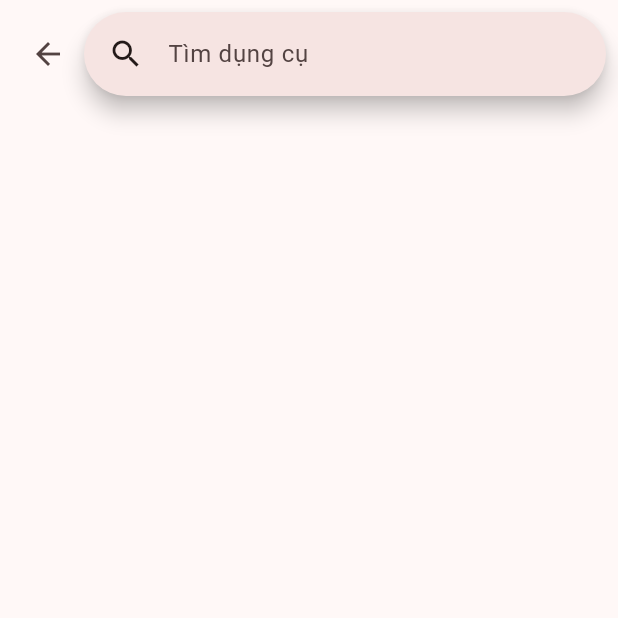
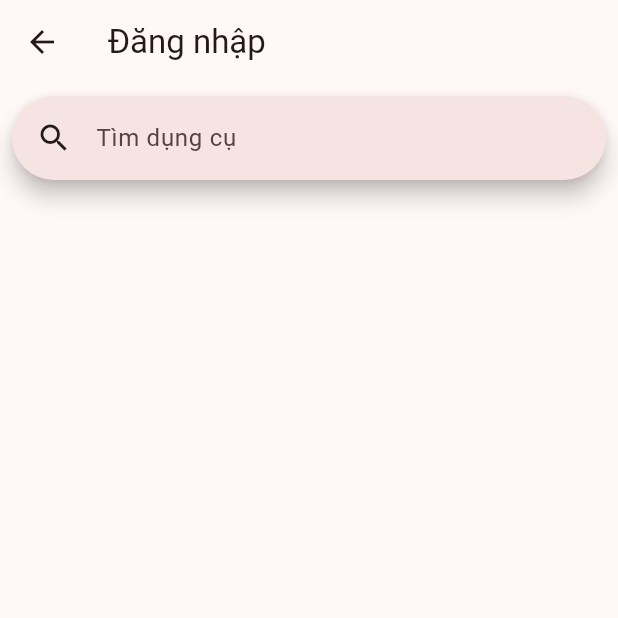
Before and after one commit to KhoaLuanTotNghiepHUITK11/FlutterAppDungCuLamBanh, a Flutter app: the NavBarWidget screen opened directly, after a tap on the "search" icon, on a phone screen of 412 x 824 dp, the top half of it. Run offline on Flutter 3.47's test engine with Material 3 defaults, Android fonts, the phone set to English and light mode, and no system bars; our stand-ins replace firebase_auth, firebase_core, fluttertoast, shared_preferences; accounts and stored records are empty; network calls fail.

Commit message:
Cập nhật giỏ hàng

```diff
--- a/lib/screens/cart_screen.dart
+++ b/lib/screens/cart_screen.dart
@@ -1,42 +1,52 @@
 import 'package:flutter/material.dart';
-import 'package:flutter/widgets.dart';
+import 'package:whiskflourish/services/cart_service.dart';
+import 'package:url_launcher/url_launcher.dart';
 
-class CartScreen extends StatelessWidget {
-  CartScreen({super.key});
+class CartScreen extends StatefulWidget {
+  const CartScreen({super.key});
 
+  @override
+  State<CartScreen> createState() => _CartScreenState();
+}
+
+class _CartScreenState extends State<CartScreen> {
   // This is just a sample data. Replace this with your actual cart data.
-  final List<Map<String, dynamic>> cartItems = [
-    {'name': 'Product 1', 'quantity': 2, 'price': 10.0},
-    {'name': 'Product 2', 'quantity': 1, 'price': 20.0},
-    {'name': 'Product 3', 'quantity': 3, 'price': 15.0},
-    {'name': 'Product 3', 'quantity': 3, 'price': 15.0},
-    {'name': 'Product 3', 'quantity': 3, 'price': 15.0},
-    {'name': 'Product 3', 'quantity': 3, 'price': 15.0},
-    {'name': 'Product 3', 'quantity': 3, 'price': 15.0},
-    {'name': 'Product 3', 'quantity': 3, 'price': 15.0},
-  ];
+  final CartService cartService = CartService();
+  late Future<List<CartItem>> futureCartItems;
+  late Future<double> futureTotal;
+
+  @override
+  void initState() {
+    super.initState();
+
+    futureCartItems = cartService.getCartItems();
+    futureTotal = cartService.getTotal();
+  }
 
   @override
   Widget build(BuildContext context) {
     return Scaffold(
-      appBar: AppBar(
-        title: const Text('Giỏ hàng'),
-        backgroundColor: const Color(0xfff8d9d6),
+      body: CustomScrollView(
+        slivers: <Widget>[
+          const SliverAppBar.large(
+            title: Text('Giỏ hàng'),
+            backgroundColor: Color(0xfff8d9d6),
           ),
-      body: Column(
-        children: [
-          Expanded(
-            child: ListView.builder(
-                itemCount: cartItems.length,
-                itemBuilder: (context, index) {
+          FutureBuilder<List<CartItem>>(
+            future: futureCartItems,
+            builder: (context, snapshot) {
+              return SliverList(
+                delegate: SliverChildBuilderDelegate(
+                  (BuildContext context, int index) {
+                    if (snapshot.hasData) {
+                      final cart = snapshot.data![index];
                       return Column(
                         children: [
                           ListTile(
-                        leading: const CircleAvatar(child: Text('A')),
-                        title: Text(cartItems[index]['name']),
-                        subtitle:
-                            Text('Quantity: ${cartItems[index]['quantity']}'),
-                        trailing: Text('\$${cartItems[index]['price']}'),
+                            leading: Image.network(cart.imageUrl),
+                            title: Text(cart.name),
+                            subtitle: Text('x${cart.quantity}'),
+                            trailing: Text('${cart.price.round()}₫'),
                             isThreeLine: true,
                           ),
                           const Divider(
@@ -44,26 +54,65 @@ class CartScreen extends StatelessWidget {
                           ),
                         ],
                       );
-                }),
+                    }
+                    return const Center(
+                      child: CircularProgressIndicator(),
+                    );
+                  },
+                  childCount: snapshot.hasData ? snapshot.data!.length : 0,
                 ),
-          Container(
-            padding: EdgeInsets.all(20),
-            child: Row(
+              );
+            },
+          ),
+          SliverFillRemaining(
+            child: BottomAppBar(
+              child: Container(
+                padding: const EdgeInsets.all(20),
+                constraints: const BoxConstraints(maxHeight: 10),
+                child: FutureBuilder<double>(
+                    future: futureTotal,
+                    builder: (context, snapshot) {
+                      if (snapshot.connectionState == ConnectionState.waiting) {
+                        return const CircularProgressIndicator();
+                      } else if (snapshot.hasError) {
+                        return Text('Error: ${snapshot.error}');
+                      } else {
+                        var total = snapshot.data;
+                        // Use total to build your UI
+                        return Row(
                           mainAxisAlignment: MainAxisAlignment.spaceBetween,
                           children: [
                             const Text(
-                  'Tổng tiền: ',
+                              'Tổng cộng:',
                               style: TextStyle(fontSize: 20),
                             ),
+                            Text(
+                              // ignore: unnecessary_brace_in_string_interps
+                              '${total?.round()}₫',
+                              style: const TextStyle(fontSize: 20),
+                            ),
                             ElevatedButton(
-                  onPressed: () {
+                              onPressed: () async {
+                                const url =
+                                    'http://localhost:5141/Cart/CheckOut';
+                                // ignore: deprecated_member_use
+                                if (await canLaunch(url)) {
+                                  // ignore: deprecated_member_use
+                                  await launch(url);
+                                } else {
+                                  throw 'Could not launch $url';
+                                }
                                 // Handle the payment process here
                               },
                               child: const Text('Thanh toán'),
                             ),
                           ],
+                        );
+                      }
+                    }),
               ),
             ),
+          )
         ],
       ),
     );
--- a/lib/screens/profile_screen.dart
+++ b/lib/screens/profile_screen.dart
@@ -1,60 +1,101 @@
 import 'package:flutter/material.dart';
+import 'package:firebase_auth/firebase_auth.dart';
+import 'package:shared_preferences/shared_preferences.dart';
+import 'package:whiskflourish/screens/about_screen.dart';
+import 'package:whiskflourish/screens/signin_screen.dart';
 
-class ProfileScreen extends StatelessWidget {
+class ProfileScreen extends StatefulWidget {
+  // Lấy thông tin phiên đăng nhập
+
   const ProfileScreen({super.key});
+
+  @override
+  State<ProfileScreen> createState() => _ProfileScreenState();
+}
+
+class _ProfileScreenState extends State<ProfileScreen> {
+  final FirebaseAuth _auth = FirebaseAuth.instance;
+  Future<void> clearSession() async {
+    SharedPreferences prefs = await SharedPreferences.getInstance();
+    await prefs.remove('userId');
+  }
 
   @override
   Widget build(BuildContext context) {
     return Scaffold(
-      appBar: AppBar(title: const Text('Hồ sơ'), actions: [
-        PopupMenuButton<String>(
-          onSelected: (value) {
-            if (value == 'logout') {
-              // Handle logout here
+      appBar: AppBar(
+        title: const Text('Hồ sơ'),
+        actions: [
+          PopupMenuButton(
+            onSelected: (value) async => {
+              if (value == 'about')
+                {
+                  Navigator.pushReplacement(
+                    context,
+                    MaterialPageRoute(
+                      builder: (context) => const AboutScreen(),
+                    ),
+                  ),
+                }
+              else if (value == 'sign_out')
+                {
+                  // Đăng xuất
+                  await FirebaseAuth.instance.signOut(),
+                  // Xóa thông tin phiên đăng nhập
+
+                  // Gọi hàm clearSession
+                  await clearSession(),
+
+                  Navigator.pushReplacement(
+                    context,
+                    MaterialPageRoute(
+                      builder: (context) => const SignInScreen(),
+                    ),
+                  ),
                 }
             },
             itemBuilder: (BuildContext context) {
-            return {'logout', 'settings'}.map((String choice) {
-              return PopupMenuItem<String>(
-                value: choice,
-                child: Text(choice == 'logout' ? 'Đăng xuất' : 'Cài đặt'),
-              );
-            }).toList();
+              return [
+                const PopupMenuItem(
+                  value: 'about',
+                  child: Text('Giới thiệu'),
+                ),
+                const PopupMenuItem(
+                  value: 'sign_out',
+                  child: Text('Đăng xuất'),
+                ),
+              ];
             },
           ),
-      ]),
+        ],
+      ),
       body: Center(
-        child: Column(
-          mainAxisAlignment: MainAxisAlignment.center,
-          children: [
-            const CircleAvatar(
-              radius: 50,
-              backgroundImage: AssetImage('assets/avatar.png'),
-            ),
-            const SizedBox(height: 20),
-            const Text(
-              'John Doe',
-              style: TextStyle(
-                fontSize: 24,
-                fontWeight: FontWeight.bold,
-              ),
-            ),
-            const SizedBox(height: 10),
-            const Text(
-              'Software Developer',
-              style: TextStyle(
-                fontSize: 16,
-                color: Colors.grey,
-              ),
-            ),
-            const SizedBox(height: 20),
-            ElevatedButton(
+        child: StreamBuilder<User?>(
+          stream: _auth.authStateChanges(),
+          builder: (BuildContext context, AsyncSnapshot<User?> snapshot) {
+            if (snapshot.connectionState == ConnectionState.active) {
+              final User? user = snapshot.data;
+              if (user == null) {
+                // User not logged in, show login button
+                return ElevatedButton(
+                  child: const Text('Đăng nhập'),
                   onPressed: () {
-                // Add functionality here
+                    // Navigate to login screen
                   },
-              child: const Text('Edit Profile'),
-            ),
+                );
+              } else {
+                // User logged in, show user profile
+                return Column(
+                  children: <Widget>[
+                    Text('Hello, ${user.uid}'),
+                    // Add more user profile info here
                   ],
+                );
+              }
+            }
+            // Show loading while connection state is not active
+            return const CircularProgressIndicator();
+          },
         ),
       ),
     );
--- a/lib/screens/search_screen.dart
+++ b/lib/screens/search_screen.dart
@@ -24,16 +24,22 @@ class _SearchBarAppState extends State<SearchBarApp> {
     return MaterialApp(
       theme: themeData,
       home: Scaffold(
+        appBar: AppBar(
+          title: const Text('Đăng nhập'),
+          leading: IconButton(
+            icon: const Icon(Icons.arrow_back),
+            onPressed: () {
+              // Add your logic here
+              Navigator.pop(context);
+            },
+          ),
+        ),
         body: Column(
           children: [
             Padding(
               padding: const EdgeInsets.all(8.0),
               child: Row(
                 children: [
-                  IconButton(
-                    icon: const Icon(Icons.arrow_back),
-                    onPressed: () => Navigator.pop(context),
-                  ),
                   Expanded(
                     child: SearchAnchor(builder:
                         (BuildContext context, SearchController controller) {
--- /dev/null
+++ b/lib/services/cart_service.dart
@@ -0,0 +1,63 @@
+import 'package:http/http.dart' as http;
+import 'dart:convert';
+import 'package:firebase_auth/firebase_auth.dart';
+import 'package:shared_preferences/shared_preferences.dart';
+
+class CartItem {
+  final int id;
+  final String name;
+  final int quantity;
+  final double price;
+  final String imageUrl;
+
+  CartItem(
+      {required this.id,
+      required this.name,
+      required this.quantity,
+      required this.price,
+      required this.imageUrl});
+
+  factory CartItem.fromJson(Map<String, dynamic> json) {
+    return CartItem(
+      id: json['id_ChiTietDonHang'],
+      name: json['dungCu']['tenDungCu'],
+      quantity: json['soLuong'],
+      price: json['donGia'].toDouble(),
+      imageUrl: json['dungCu']['hinhAnh'],
+    );
+  }
+}
+
+class CartService {
+  Future<List<CartItem>> getCartItems() async {
+    final user = FirebaseAuth.instance.currentUser;
+    final uid = user?.uid;
+
+    final response = await http.get(Uri.parse(
+        'https://nearby-capital-chipmunk.ngrok-free.app/api/cart/$uid'));
+
+    if (response.statusCode == 200) {
+      final List<dynamic> data = json.decode(response.body);
+      return data.map((json) => CartItem.fromJson(json)).toList();
+    } else {
+      throw Exception('Lỗi khi tải giỏ hàng');
+    }
+  }
+
+  Future<double> getTotal() async {
+    //lay uid tu sharedPreferences
+    Future<String?> _getUserIdFromSharedPreferences() async {
+      SharedPreferences prefs = await SharedPreferences.getInstance();
+      return prefs.getString('userId');
+    }
+
+    var uid = await _getUserIdFromSharedPreferences();
+    final response = await http.get(Uri.parse(
+        'https://nearby-capital-chipmunk.ngrok-free.app/api/cart/total/$uid'));
+    if (response.statusCode == 200) {
+      return double.parse(response.body);
+    } else {
+      throw Exception('Lỗi khi tải giỏ hàng');
+    }
+  }
+}
--- a/lib/services/product_service.dart
+++ b/lib/services/product_service.dart
@@ -3,8 +3,8 @@ import 'dart:convert';
 
 class ProductService {
   Future<List<Product>> getProducts() async {
-    final response =
-        await http.get(Uri.parse('https://localhost:7249/api/dungcu'));
+    final response = await http.get(
+        Uri.parse('https://nearby-capital-chipmunk.ngrok-free.app/api/dungcu'));
 
     if (response.statusCode == 200) {
       final List<dynamic> data = json.decode(response.body);
--- a/pubspec.yaml
+++ b/pubspec.yaml
@@ -39,7 +39,8 @@ dependencies:
   firebase_auth: ^4.19.5
   http: ^1.2.1
   url_launcher: ^6.2.6
-
+  fluttertoast: ^8.2.5
+  shared_preferences: ^2.2.3
 dev_dependencies:
   flutter_test:
     sdk: flutter
```
Also changed, not shown: lib/screens/about_screen.dart (added, +56 -0 lines), lib/screens/signin_screen.dart (+49 -15 lines), lib/widget/navbar_widget.dart (+14 -8 lines), pubspec.lock, 1 other file. Lines whose indentation alone changed are shown as unchanged.
